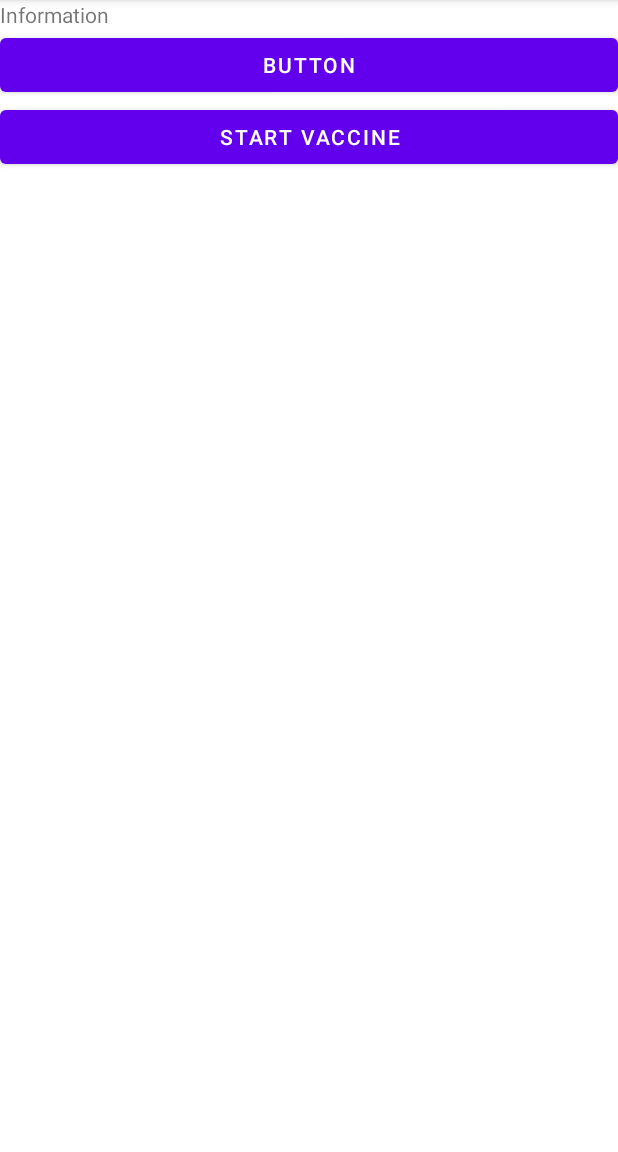
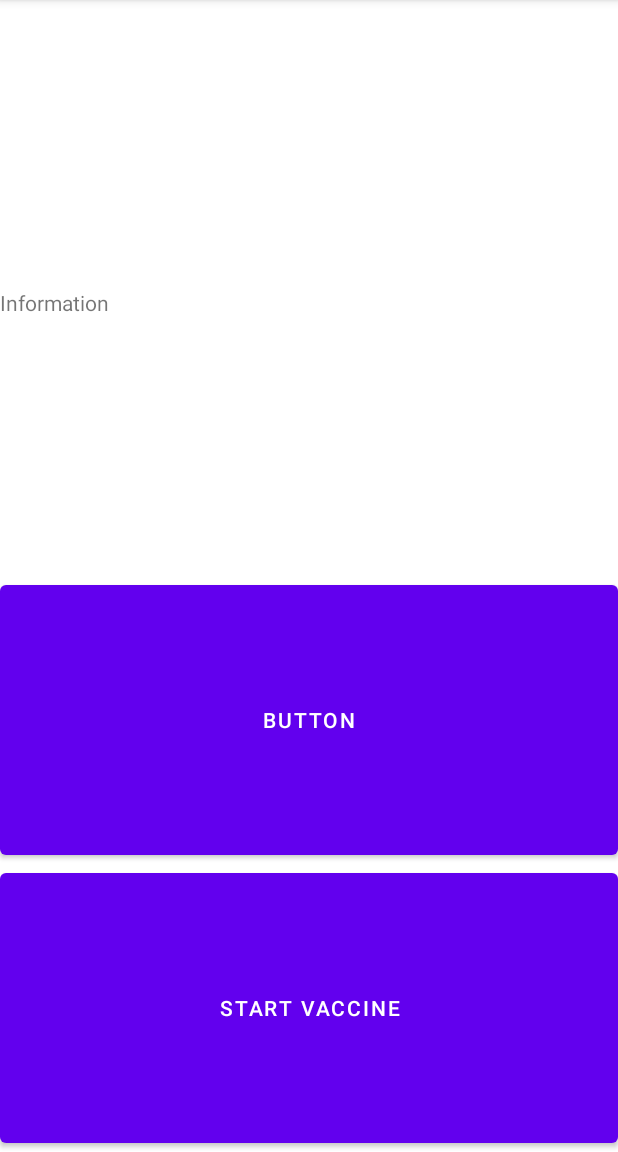
Before and after one commit to AliAEbrahimian/Vaxino, an Android app: the screen it shows after launch (MainActivity), on a phone screen of 412 x 824 dp, the part 84-1236 px from its top. Run offline under Robolectric (Android 15) with nearby library versions, the phone set to English and light mode, and no system bars.

Commit message:
Linear Layout main view

```diff
--- a/app/src/main/res/layout/activity_main.xml
+++ b/app/src/main/res/layout/activity_main.xml
@@ -1,39 +1,39 @@
 <?xml version="1.0" encoding="utf-8"?>
-<androidx.constraintlayout.widget.ConstraintLayout xmlns:android="http://schemas.android.com/apk/res/android"
+<LinearLayout xmlns:android="http://schemas.android.com/apk/res/android"
     xmlns:app="http://schemas.android.com/apk/res-auto"
     xmlns:tools="http://schemas.android.com/tools"
     android:layout_width="match_parent"
     android:layout_height="match_parent"
+    android:orientation="vertical"
     tools:context=".MainActivity">
-
-    <LinearLayout
-        android:layout_width="match_parent"
-        android:layout_height="match_parent"
-        android:orientation="vertical">
 
     <ImageView
         android:id="@+id/img_main"
         android:layout_width="match_parent"
-            android:layout_height="wrap_content"
-            tools:srcCompat="@tools:sample/avatars"
-            android:contentDescription="@string/LogoVaxino" />
+        android:layout_height="match_parent"
+        android:layout_weight="1"
+        android:contentDescription="@string/LogoVaxino"
+        tools:srcCompat="@tools:sample/avatars" />
 
     <TextView
         android:id="@+id/txt_main"
         android:layout_width="match_parent"
-            android:layout_height="wrap_content"
+        android:layout_height="match_parent"
+        android:layout_weight="1"
         android:text="@string/information" />
 
     <Button
         android:id="@+id/btn_Search"
         android:layout_width="match_parent"
-            android:layout_height="wrap_content"
+        android:layout_height="match_parent"
+        android:layout_weight="1"
         android:text="@string/Search" />
 
     <Button
         android:id="@+id/btn_Start_Vaccine"
         android:layout_width="match_parent"
-            android:layout_height="wrap_content"
+        android:layout_height="match_parent"
+        android:layout_weight="1"
         android:text="@string/start_vaccine" />
+
 </LinearLayout>
-</androidx.constraintlayout.widget.ConstraintLayout>
```
Lines whose indentation alone changed are shown as unchanged.
